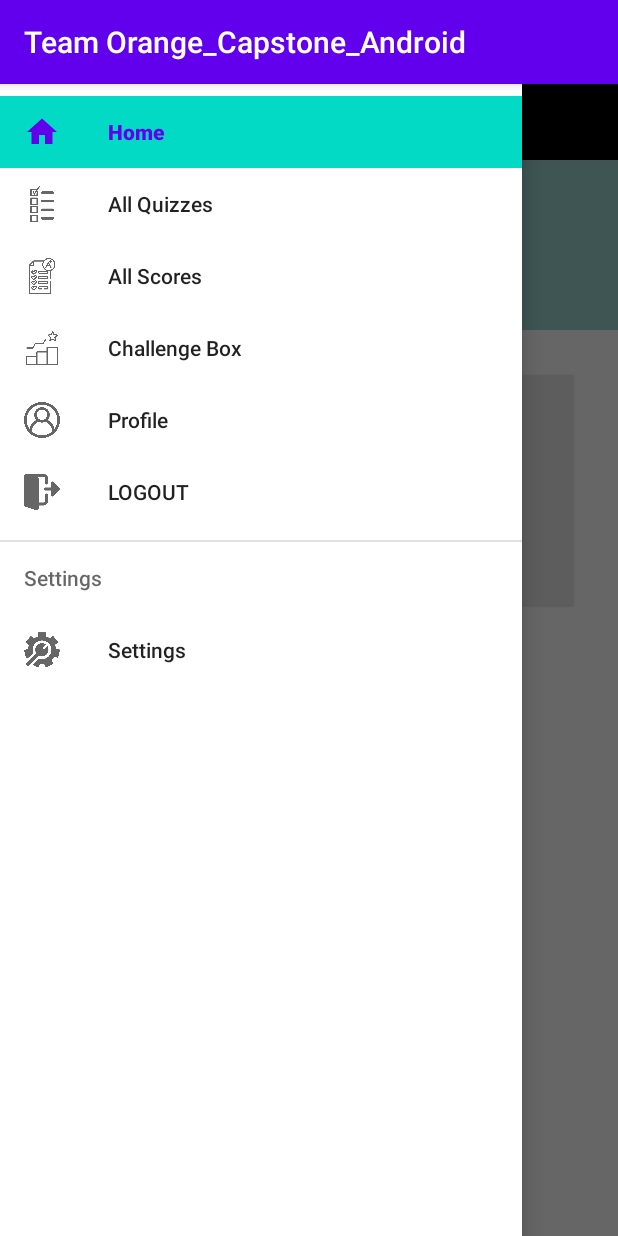
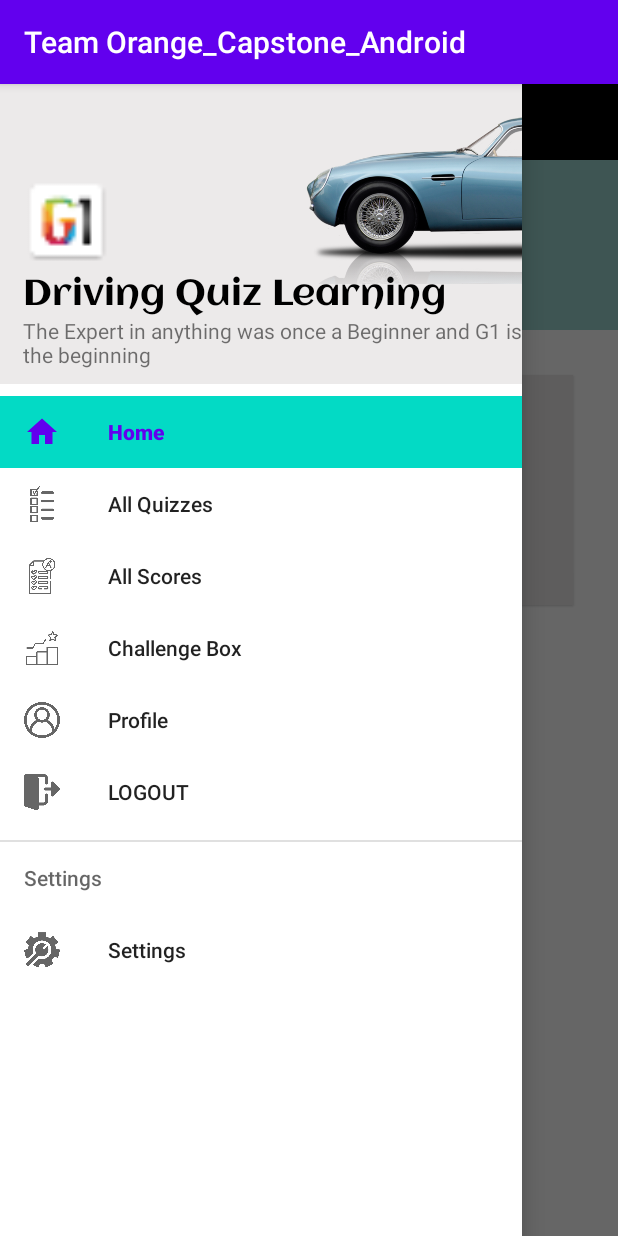
Before and after one commit to iamrishabhverma/capstone_TeamOrange_G1RulesExpert, an Android app: the UserDashboard screen opened directly, with no data from a screen before it, with the side drawer open, on a phone screen of 412 x 824 dp. Run offline under Robolectric (Android 15) with nearby library versions, the phone set to English and light mode, and no system bars.

Commit message:
menuHeaderLayout

```diff
--- a/app/src/main/res/layout/menu_header_layout.xml
+++ b/app/src/main/res/layout/menu_header_layout.xml
@@ -1,6 +1,44 @@
 <?xml version="1.0" encoding="utf-8"?>
-<androidx.constraintlayout.widget.ConstraintLayout
+<RelativeLayout
     xmlns:android="http://schemas.android.com/apk/res/android" android:layout_width="match_parent"
-    android:layout_height="match_parent">
+    android:layout_height="200dp"
+    android:background="#eceaea"
+    android:paddingLeft="15dp"
+    android:paddingStart="15dp">
 
-</androidx.constraintlayout.widget.ConstraintLayout>
+    <TextView
+        android:id="@+id/menu_slogan"
+        android:layout_width="wrap_content"
+        android:layout_height="wrap_content"
+        android:text="The Expert in anything was once a Beginner and G1 is the beginning"
+        android:layout_alignParentBottom="true"
+        android:layout_marginBottom="10dp" />
+
+    <TextView
+        android:id="@+id/app_name"
+        android:layout_width="wrap_content"
+        android:layout_height="wrap_content"
+        android:text="Driving Quiz Learning"
+        android:fontFamily="@font/aclonica"
+        android:textSize="24sp"
+        android:layout_above="@+id/menu_slogan"
+        android:textColor="#000000"/>
+
+    <ImageView
+        android:layout_width="60dp"
+        android:layout_height="60dp"
+        android:src="@mipmap/ic_launcher_g1expert"
+        android:layout_above="@+id/app_name"
+        android:contentDescription="Driving Quiz Learning" />
+
+    <ImageView
+        android:layout_width="160dp"
+        android:layout_height="145dp"
+        android:layout_alignParentRight="true"
+        android:layout_alignParentTop="true"
+        android:src="@drawable/half_classic_cars"
+        android:contentDescription="Menu Header Image"
+        android:layout_alignParentEnd="true" />
+
+
+</RelativeLayout>
```
Also changed, not shown: app/src/main/res/drawable/half_classic_cars.png (added).
